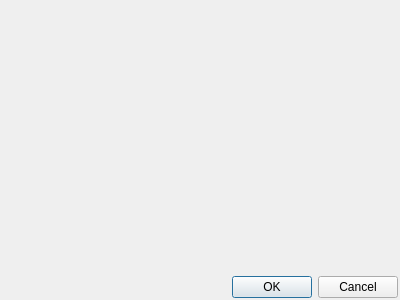
Above: multibound2/settingswindow.ui from zetaPRIME/MultiBound2 before the change. Below: the same form after it.
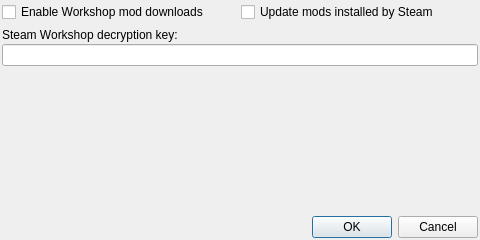
That is the form after the change.

Commit message: functional settings window

Patch:
```diff
--- a/multibound2/settingswindow.ui
+++ b/multibound2/settingswindow.ui
@@ -6,8 +6,8 @@
    <rect>
     <x>0</x>
     <y>0</y>
-    <width>400</width>
-    <height>300</height>
+    <width>480</width>
+    <height>240</height>
    </rect>
   </property>
   <property name="windowTitle">
@@ -29,6 +29,60 @@
    <property name="bottomMargin">
     <number>2</number>
    </property>
+   <item>
+    <layout class="QGridLayout" name="gridLayout">
+     <property name="spacing">
+      <number>2</number>
+     </property>
+     <item row="4" column="0" colspan="2">
+      <widget class="QLineEdit" name="workshopDecryptionKey">
+       <property name="inputMask">
+        <string>&lt;hhhhhhhhhhhhhhhhhhhhhhhhhhhhhhhhhhhhhhhhhhhhhhhhhhhhhhhhhhhhhhhh</string>
+       </property>
+       <property name="maxLength">
+        <number>64</number>
+       </property>
+      </widget>
+     </item>
+     <item row="2" column="0">
+      <widget class="QLabel" name="label">
+       <property name="text">
+        <string>Steam Workshop decryption key:</string>
+       </property>
+      </widget>
+     </item>
+     <item row="0" column="1">
+      <widget class="QCheckBox" name="steamcmdUpdateSteamMods">
+       <property name="text">
+        <string>Update mods installed by Steam</string>
+       </property>
+      </widget>
+     </item>
+     <item row="0" column="0">
+      <widget class="QCheckBox" name="steamcmdEnabled">
+       <property name="text">
+        <string>Enable Workshop mod downloads</string>
+       </property>
+      </widget>
+     </item>
+     <item row="1" column="0">
+      <spacer name="verticalSpacer_2">
+       <property name="orientation">
+        <enum>Qt::Vertical</enum>
+       </property>
+       <property name="sizeType">
+        <enum>QSizePolicy::Fixed</enum>
+       </property>
+       <property name="sizeHint" stdset="0">
+        <size>
+         <width>4</width>
+         <height>4</height>
+        </size>
+       </property>
+      </spacer>
+     </item>
+    </layout>
+   </item>
    <item>
     <spacer name="verticalSpacer">
      <property name="orientation">
```
Left out of the diff: 2 changed lines with no effect on the pictures. The commit also changes 5 other files.
